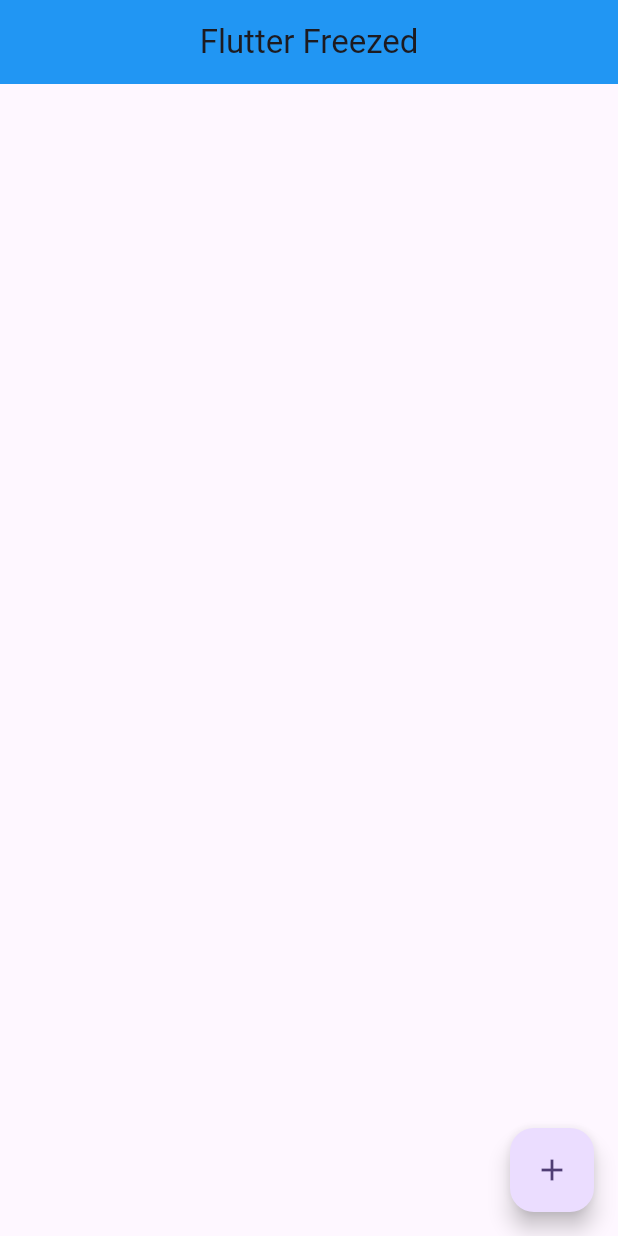
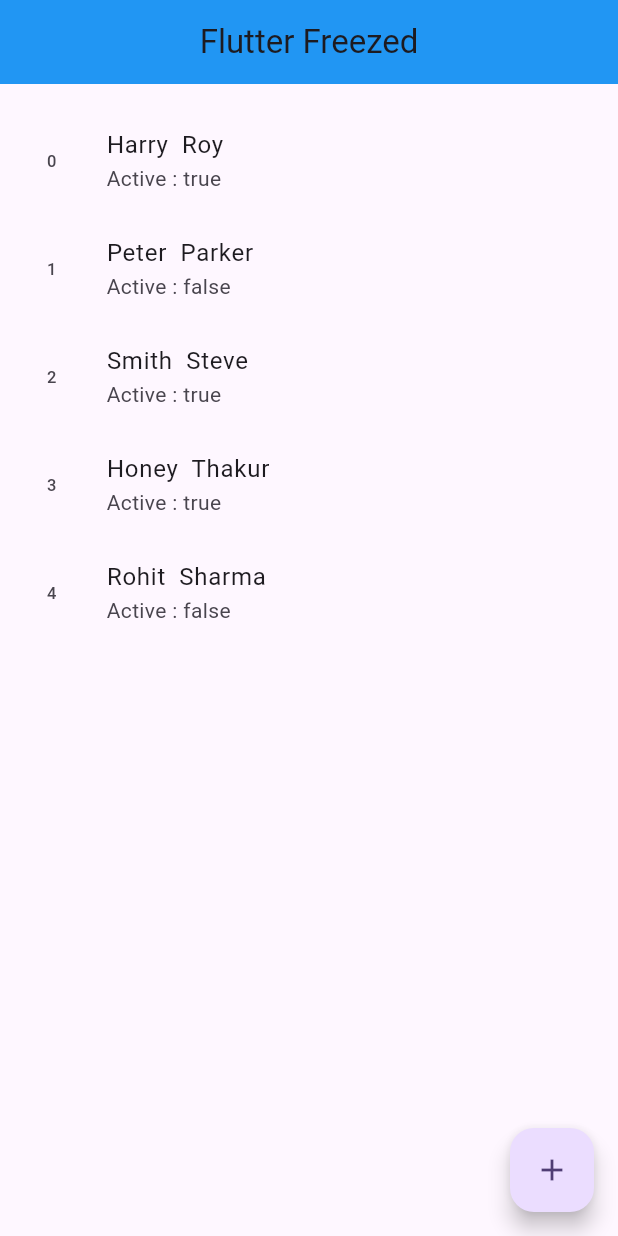
Before and after one commit to rn-byte/freezed_flutter, a Flutter app: the screen it shows after launch, after a tap on the "add" icon, on a phone screen of 412 x 824 dp. Run offline on Flutter 3.47's test engine with Material 3 defaults, Android fonts, the phone set to English and light mode, and no system bars; our stand-ins replace freezed_annotation.

Commit message:
This is 3rd commit

```diff
--- a/lib/home.dart
+++ b/lib/home.dart
@@ -1,5 +1,5 @@
 import 'package:flutter/material.dart';
-import 'package:freezed_flutt/model/user.dart';
+import 'package:freezed_flutt/model/model_user/user.dart';
 
 class HomeScreen extends StatefulWidget {
   const HomeScreen({super.key});
@@ -9,6 +9,14 @@ class HomeScreen extends StatefulWidget {
 }
 
 class _HomeScreenState extends State<HomeScreen> {
+  List<User> userList = [
+    User(fName: 'Harry', lName: 'Roy', isActive: true),
+    User(fName: 'Peter', lName: 'Parker', isActive: false),
+    User(fName: 'Smith', lName: 'Steve', isActive: true),
+    User(fName: 'Honey', lName: 'Thakur', isActive: true),
+    User(fName: 'Rohit', lName: 'Sharma'),
+  ];
+
   //for fromJson
   var map = {
     'fName': 'Ram',
@@ -17,7 +25,7 @@ class _HomeScreenState extends State<HomeScreen> {
   };
 
   //for toJSon
-  var user = User(fName: 'Honey', lName: 'Singh', isActive: false);
+  var user1 = User(fName: 'Honey', lName: 'Singh', isActive: false);
 
   @override
   Widget build(BuildContext context) {
@@ -30,18 +38,27 @@ class _HomeScreenState extends State<HomeScreen> {
       body: Container(
         margin: const EdgeInsets.all(15),
         child: ListView.builder(
+          itemCount: userList.length,
           itemBuilder: (context, index) {
-            return ListTile();
+            final userData = userList[index];
+            return ListTile(
+              leading: Text(index.toString()),
+              title: Text('${userData.fName}  ${userData.lName}'),
+              subtitle: Text('Active : ${userData.isActive}'),
+            );
           },
         ),
       ),
       floatingActionButton: FloatingActionButton(
         onPressed: () {
           var user = User.fromJson(map);
-          print(user);
+          debugPrint(user.toString());
 
-          var mapData = user.toJson();
-          print(mapData);
+          var mapData = user1.toJson();
+          debugPrint(mapData.toString());
+
+          var user2 = user.copyWith(fName: "Money", lName: 'Ray');
+          debugPrint(user2.toString());
         },
         child: const Icon(Icons.add),
       ),
```
Also changed, not shown: lib/model/model_item/items.dart (added, +14 -0 lines), lib/model/model_item/items.freezed.dart (added), lib/model/model_item/items.g.dart (added), lib/model/model_user/user.dart (renamed from lib/model/user.dart), lib/model/model_user/user.freezed.dart (renamed from lib/model/user.freezed.dart), lib/model/model_user/user.g.dart (renamed from lib/model/user.g.dart).
